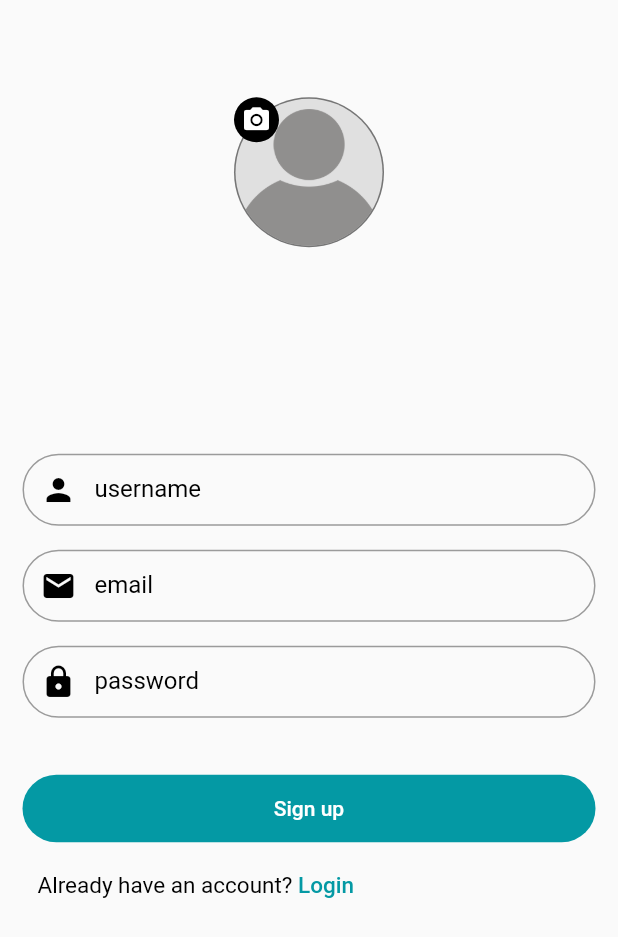
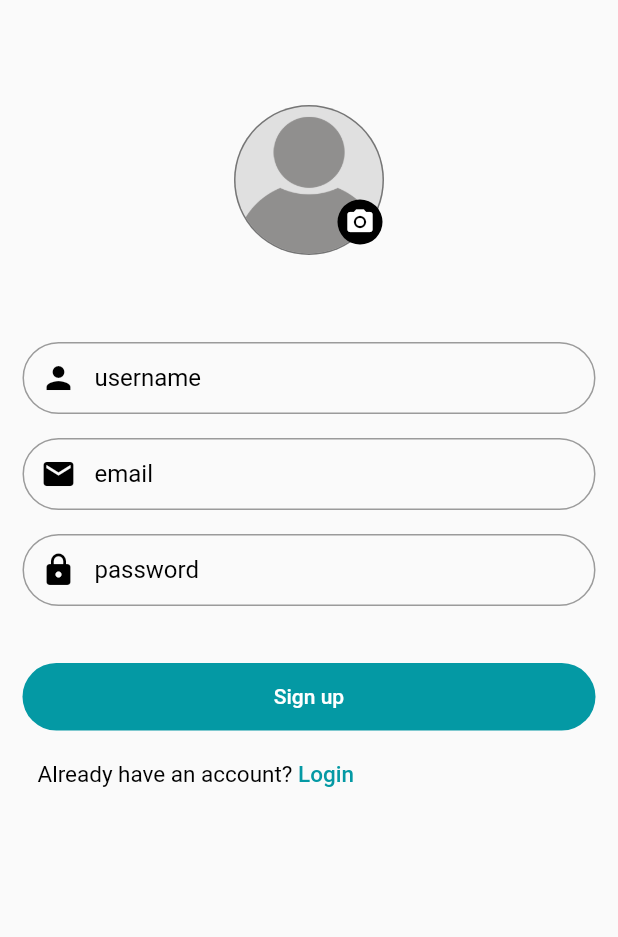
Before and after one commit to Siddiquess/Talk-A-Tive, a Flutter app: the UserSignupPage screen opened directly, after a tap on the "camera alt" icon, on a phone screen of 412 x 824 dp. Shown: the top 937 px of the screen. Run offline on Flutter 3.47's test engine with Material 2 defaults, Android fonts, the light colour scheme and no system bars; our stand-ins replace another_flushbar, bloc, dartz, dio, flutter_bloc, image_picker and 1 more; missing offline and left inert: cloudinary.

Commit message:
User sign up success

```diff
--- a/lib/bussiness_logic/user_sign_up/user_sign_up_bloc.dart
+++ b/lib/bussiness_logic/user_sign_up/user_sign_up_bloc.dart
@@ -1,6 +1,7 @@
 import 'package:bloc/bloc.dart';
-import 'package:meta/meta.dart';
+import 'package:flutter/material.dart';
 import 'package:talk_a_tive/core/constant.dart';
+import 'package:talk_a_tive/data_layer/data_provider/local/pick_user_profile.dart';
 import 'package:talk_a_tive/data_layer/data_provider/response/api_response.dart';
 import 'package:talk_a_tive/data_layer/model/user_sign_up_model.dart';
 import 'package:talk_a_tive/data_layer/repository/user_signup_repository.dart';
@@ -9,6 +10,7 @@ part 'user_sign_up_state.dart';
 
 class UserSignUpBloc extends Bloc<UserSignUpEvent, UserSignUpState> {
   final userSignupRepo = UserSignupRepository();
+  final pickprofile = PickUserProfile();
   UserSignUpBloc() : super(UserSignUpState()) {
     on<UserSignUp>(
       (event, emit) async {
@@ -43,5 +45,9 @@ class UserSignUpBloc extends Bloc<UserSignUpEvent, UserSignUpState> {
         );
       },
     );
+
+    on<PickUserProfileEvent>((event, emit) async{
+      emit(UserSignUpState(userProfile: await event.getUserProfile()));
+    });
   }
 }
--- a/lib/bussiness_logic/user_sign_up/user_sign_up_event.dart
+++ b/lib/bussiness_logic/user_sign_up/user_sign_up_event.dart
@@ -1,9 +1,7 @@
 part of 'user_sign_up_bloc.dart';
 
 @immutable
-abstract class UserSignUpEvent {
-  getUserDetailBody();
-}
+abstract class UserSignUpEvent {}
 
 class UserSignUp extends UserSignUpEvent {
   final String name;
@@ -17,7 +15,7 @@ class UserSignUp extends UserSignUpEvent {
     required this.password,
     required this.picture,
   });
-  @override
+
   getUserDetailBody() {
     final userData = UserSignupModel(
       name: name,
@@ -29,3 +27,18 @@ class UserSignUp extends UserSignUpEvent {
     return userData.toJson();
   }
 }
+
+class PickUserProfileEvent extends UserSignUpEvent {
+  final BuildContext context;
+  final bool isCamera;
+  PickUserProfileEvent({
+    required this.context,
+    required this.isCamera,
+  });
+
+  final PickUserProfile userProfile = PickUserProfile();
+
+ Future<String?> getUserProfile() async{
+   return await userProfile.imagePicker(context, isCamera);
+  }
+}
--- a/lib/bussiness_logic/user_sign_up/user_sign_up_state.dart
+++ b/lib/bussiness_logic/user_sign_up/user_sign_up_state.dart
@@ -2,6 +2,10 @@ part of 'user_sign_up_bloc.dart';
 
 class UserSignUpState {
   ApiResponse<UserSignupModel>? userSignupData;
+  String? userProfile;
 
-  UserSignUpState({this.userSignupData});
+  UserSignUpState({
+    this.userSignupData,
+    this.userProfile,
+  });
 }
--- /dev/null
+++ b/lib/data_layer/data_provider/local/pick_user_profile.dart
@@ -0,0 +1,51 @@
+import 'dart:developer';
+import 'dart:io';
+import 'package:cloudinary/cloudinary.dart';
+import 'package:flutter/material.dart';
+import 'package:flutter/services.dart';
+import 'package:image_picker/image_picker.dart';
+import 'package:talk_a_tive/presentation/components/snackbar_widget.dart';
+
+class PickUserProfile {
+  final cloudinary = Cloudinary.signedConfig(
+    apiKey: "379449483728479",
+    apiSecret: "P84yD201T01-JblVWczdP-1GB_Q",
+    cloudName: "dkd1urq1v",
+  );
+
+  static String? _cloudImage;
+
+  // ---- Pick image from gallery
+  imagePicker(BuildContext context, bool isCamera) async {
+    try {
+       log("image not picked");
+      XFile? image = await ImagePicker().pickImage(
+        source:isCamera? ImageSource.camera:ImageSource.gallery,
+      );
+      log("image picked");
+      if (image == null) {
+        return "assets/no_user.jpg";
+      }
+
+      final pickedImage = File(image.path);
+      _cloudImage = await cloudinaryImage(pickedImage);
+
+      return _cloudImage;
+    } on PlatformException {
+      return SnackBarWidget.flushbar(
+          context: context, message: "image picker failed");
+    }
+  }
+
+  Future<String?> cloudinaryImage(File file) async {
+    final response = await cloudinary.upload(
+      file: file.path,
+      fileBytes: file.readAsBytesSync(),
+      resourceType: CloudinaryResourceType.image,
+    );
+    if (response.isSuccessful) {
+      return response.secureUrl;
+    }
+    return null;
+  }
+}
--- /dev/null
+++ b/lib/presentation/components/user_signup_components/user_profile_widget.dart
@@ -0,0 +1,64 @@
+import 'package:flutter/material.dart';
+import 'package:flutter_bloc/flutter_bloc.dart';
+import 'package:talk_a_tive/core/app_colors.dart';
+import '../../../bussiness_logic/user_sign_up/user_sign_up_bloc.dart';
+import '../../../core/sizes.dart';
+
+class UserProfileWidget extends StatelessWidget {
+  const UserProfileWidget({
+    super.key,
+    required this.state
+  });
+
+  final UserSignUpState state;
+
+  @override
+  Widget build(BuildContext context) {
+    return Stack(
+      children: [
+        CircleAvatar(
+          radius: 50,
+          backgroundColor: Colors.grey.shade600,
+          child: GestureDetector(
+            onTap: () {
+              BlocProvider.of<UserSignUpBloc>(context)
+                  .add(PickUserProfileEvent(context: context, isCamera: false));
+            },
+            child: CircleAvatar(
+                radius: 49,
+                backgroundColor: Colors.grey.shade300,
+                backgroundImage: const AssetImage("assets/no_user.jpg"),
+                child: state.userProfile != null &&
+                        state.userProfile != "assets/no_user.jpg"
+                    ? CircleAvatar(
+                        radius: 49,
+                        backgroundColor: Colors.grey.shade300,
+                        backgroundImage: NetworkImage(state.userProfile ?? ""),
+                      )
+                    : AppSizes.width10),
+          ),
+        ),
+        Positioned(
+          bottom: 7,
+          right: 1,
+          child: GestureDetector(
+            onTap: () {
+              BlocProvider.of<UserSignUpBloc>(context).add(
+                PickUserProfileEvent(context: context, isCamera: true),
+              );
+            },
+            child: const CircleAvatar(
+              radius: 15,
+              backgroundColor: AppColors.black,
+              child: Icon(
+                Icons.camera_alt,
+                size: 20,
+                color: AppColors.white,
+              ),
+            ),
+          ),
+        )
+      ],
+    );
+  }
+}
--- a/lib/presentation/user_sign_up_page.dart
+++ b/lib/presentation/user_sign_up_page.dart
@@ -5,11 +5,13 @@ import 'package:talk_a_tive/bussiness_logic/user_sign_up/user_sign_up_bloc.dart'
 import 'package:talk_a_tive/data_layer/data_provider/response/status.dart';
 import 'package:talk_a_tive/presentation/components/login_signup_components/rich_text_widget.dart';
 import 'package:talk_a_tive/presentation/components/snackbar_widget.dart';
+import 'package:talk_a_tive/presentation/home_page.dart';
 import 'package:talk_a_tive/presentation/user_login_page.dart';
 import '../core/app_colors.dart';
 import '../core/sizes.dart';
 import 'components/login_signup_components/login_button_widget.dart';
 import 'components/login_signup_components/login_text_form_widget.dart';
+import 'components/user_signup_components/user_profile_widget.dart';
 
 class UserSignupPage extends StatelessWidget {
   UserSignupPage({super.key});
@@ -38,56 +40,40 @@ class UserSignupPage extends StatelessWidget {
       child: Scaffold(
         body: BlocListener<UserSignUpBloc, UserSignUpState>(
           listener: (context, state) {
+            if (state.userSignupData?.status == Status.success) {
+              Navigator.of(context).push(
+                MaterialPageRoute(
+                  builder: (context) => const HomePage(),
+                ),
+              );
+            }
             if (state.userSignupData?.status == Status.error) {
               SnackBarWidget.flushbar(
                 context: context,
                 message: state.userSignupData!.message!,
               );
             }
+
+            state.userProfile ??= "assets/no_user.jpg";
           },
           child: BlocBuilder<UserSignUpBloc, UserSignUpState>(
             builder: (context1, state) {
               return SafeArea(
+                child: Center(
                   child: Padding(
                     padding: const EdgeInsets.symmetric(horizontal: 15),
                     child: Form(
                       key: _formKey,
+                      child: SizedBox(
+                        height: MediaQuery.of(context).size.height,
+                        width: MediaQuery.of(context).size.width,
+                        child: SingleChildScrollView(
                           child: Column(
-                      mainAxisAlignment: MainAxisAlignment.spaceAround,
                             children: [
-                        Stack(
-                          children: [
-                            CircleAvatar(
-                              radius: 50,
-                              backgroundColor: Colors.grey.shade600,
-                              child: GestureDetector(
-                                onTap: () {},
-                                child: CircleAvatar(
-                                  radius: 49,
-                                  backgroundColor: Colors.grey.shade300,
-                                  backgroundImage:
-                                      const AssetImage("assets/no_user.jpg"),
-                                ),
-                              ),
-                            ),
-                            GestureDetector(
-                              onTap: () {},
-                              child: const Positioned(
-                                bottom: 7,
-                                right: 1,
-                                child: CircleAvatar(
-                                  radius: 15,
-                                  backgroundColor: AppColors.black,
-                                  child: Icon(
-                                    Icons.camera_alt,
-                                    size: 20,
-                                    color: AppColors.white,
-                                  ),
-                                ),
-                              ),
-                            )
-                          ],
-                        ),
+                              AppSizes.height50,
+                              AppSizes.height20,
+                              UserProfileWidget(state: state),
+                              AppSizes.height50,
                               Column(
                                 children: [
                                   LoginTextFieldWidget(
@@ -107,14 +93,18 @@ class UserSignupPage extends StatelessWidget {
                                   ),
                                   AppSizes.height30,
                                   LoginButton(
+                                    isLoading: state.userSignupData?.status ==
+                                        Status.loading,
                                     text: "Sign up",
                                     onPressed: () {
-                                BlocProvider.of<UserSignUpBloc>(context).add(
+                                      BlocProvider.of<UserSignUpBloc>(context)
+                                          .add(
                                         UserSignUp(
                                           name: nameController.text.trim(),
                                           email: emailController.text.trim(),
-                                    password: passwordController.text.trim(),
-                                    picture: "",
+                                          password:
+                                              passwordController.text.trim(),
+                                          picture: state.userProfile ?? "",
                                         ),
                                       );
                                     },
@@ -133,8 +123,10 @@ class UserSignupPage extends StatelessWidget {
                                   )
                                 ],
                               ),
-                        AppSizes.height30
                             ],
+                          ),
+                        ),
+                      ),
                     ),
                   ),
                 ),
--- a/pubspec.yaml
+++ b/pubspec.yaml
@@ -37,6 +37,8 @@ dependencies:
   dartz: ^0.10.1
   another_flushbar: ^1.12.30
   lottie: ^2.4.0
+  cloudinary: ^1.1.3
+  image_picker: ^1.0.1
 
 
 
```
Also changed, not shown: pubspec.lock, 6 other files. Lines whose indentation alone changed are shown as unchanged.
